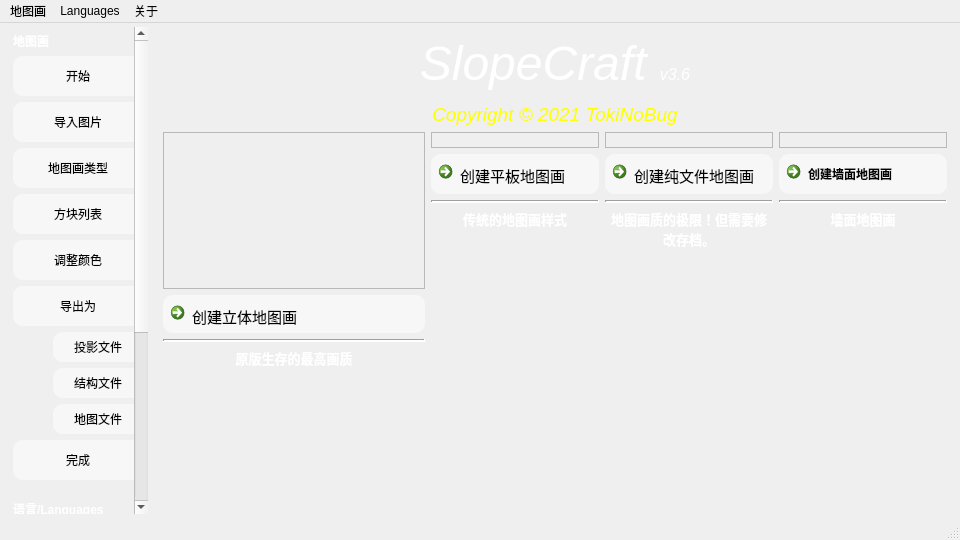
Qt form SlopeCraftMain/others/mainwindow.ui (SlopeCraft/SlopeCraft) before a commit.
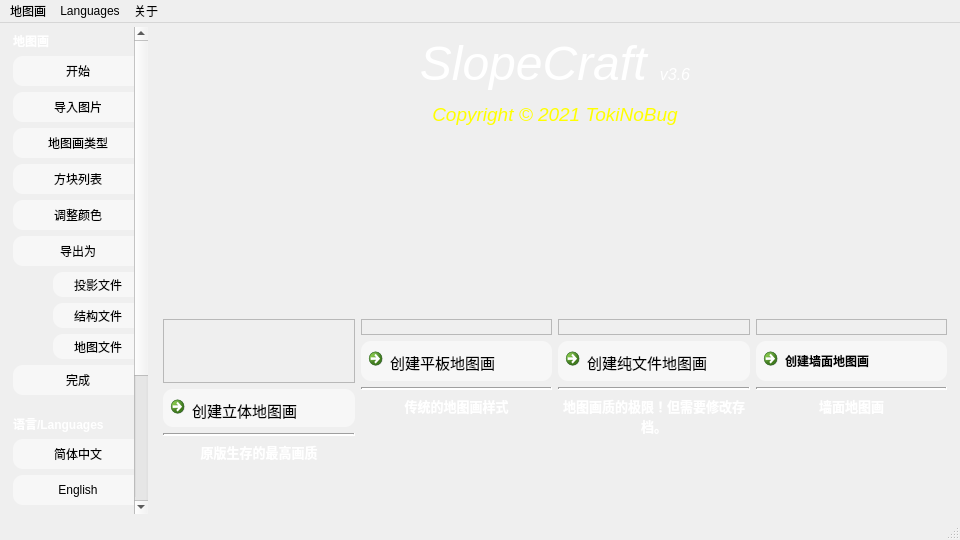
The same form after that commit. Icons and pictures are not drawn.

Diff of the .ui file:
```diff
--- a/SlopeCraftMain/others/mainwindow.ui
+++ b/SlopeCraftMain/others/mainwindow.ui
@@ -25,8 +25,8 @@
   </property>
   <property name="maximumSize">
    <size>
-    <width>2215</width>
-    <height>1246</height>
+    <width>16777215</width>
+    <height>16777215</height>
    </size>
   </property>
   <property name="font">
@@ -155,9 +155,9 @@
        <property name="geometry">
         <rect>
          <x>0</x>
-         <y>0</y>
+         <y>-185</y>
          <width>152</width>
-         <height>774</height>
+         <height>675</height>
         </rect>
        </property>
        <property name="sizePolicy">
@@ -213,7 +213,7 @@
           <property name="minimumSize">
            <size>
             <width>100</width>
-            <height>40</height>
+            <height>30</height>
            </size>
           </property>
           <property name="text">
@@ -230,7 +230,7 @@
           <property name="minimumSize">
            <size>
             <width>100</width>
-            <height>40</height>
+            <height>30</height>
            </size>
           </property>
           <property name="text">
@@ -250,7 +250,7 @@
           <property name="minimumSize">
            <size>
             <width>100</width>
-            <height>40</height>
+            <height>30</height>
            </size>
           </property>
           <property name="accessibleName">
@@ -270,7 +270,7 @@
           <property name="minimumSize">
            <size>
             <width>100</width>
-            <height>40</height>
+            <height>30</height>
            </size>
           </property>
           <property name="text">
@@ -287,7 +287,7 @@
           <property name="minimumSize">
            <size>
             <width>100</width>
-            <height>40</height>
+            <height>30</height>
            </size>
           </property>
           <property name="text">
@@ -304,7 +304,7 @@
           <property name="minimumSize">
            <size>
             <width>100</width>
-            <height>40</height>
+            <height>30</height>
            </size>
           </property>
           <property name="text">
@@ -332,7 +332,7 @@
             <property name="minimumSize">
              <size>
               <width>90</width>
-              <height>30</height>
+              <height>25</height>
              </size>
             </property>
             <property name="text">
@@ -351,7 +351,7 @@
             <property name="minimumSize">
              <size>
               <width>90</width>
-              <height>30</height>
+              <height>25</height>
              </size>
             </property>
             <property name="text">
@@ -377,7 +377,7 @@
             <property name="minimumSize">
              <size>
               <width>90</width>
-              <height>30</height>
+              <height>25</height>
              </size>
             </property>
             <property name="text">
@@ -392,7 +392,7 @@
           <property name="minimumSize">
            <size>
             <width>100</width>
-            <height>40</height>
+            <height>30</height>
            </size>
           </property>
           <property name="text">
@@ -416,7 +416,7 @@
           <property name="minimumSize">
            <size>
             <width>0</width>
-            <height>40</height>
+            <height>30</height>
            </size>
           </property>
           <property name="text">
@@ -429,7 +429,7 @@
           <property name="minimumSize">
            <size>
             <width>0</width>
-            <height>40</height>
+            <height>30</height>
            </size>
           </property>
           <property name="text">
@@ -449,7 +449,7 @@
           <property name="minimumSize">
            <size>
             <width>0</width>
-            <height>40</height>
+            <height>30</height>
            </size>
           </property>
           <property name="text">
@@ -462,7 +462,7 @@
           <property name="minimumSize">
            <size>
             <width>0</width>
-            <height>40</height>
+            <height>30</height>
            </size>
           </property>
           <property name="text">
@@ -470,12 +470,25 @@
           </property>
          </widget>
         </item>
+        <item>
+         <widget class="QPushButton" name="pushButton">
+          <property name="minimumSize">
+           <size>
+            <width>0</width>
+            <height>30</height>
+           </size>
+          </property>
+          <property name="text">
+           <string>检查更新</string>
+          </property>
+         </widget>
+        </item>
         <item>
          <widget class="QPushButton" name="reportBugs">
           <property name="minimumSize">
            <size>
             <width>0</width>
-            <height>40</height>
+            <height>30</height>
            </size>
           </property>
           <property name="text">
@@ -594,27 +607,8 @@
         <string notr="true"/>
        </property>
        <layout class="QGridLayout" name="gridLayout_9" columnstretch="1,0">
-        <item row="0" column="0" colspan="2">
-         <widget class="QLabel" name="label_21">
-          <property name="contextMenuPolicy">
-           <enum>Qt::DefaultContextMenu</enum>
-          </property>
-          <property name="accessibleName">
-           <string notr="true"/>
-          </property>
-          <property name="accessibleDescription">
-           <string notr="true"/>
-          </property>
-          <property name="styleSheet">
-           <string notr="true">font: 9pt &quot;Tekton Pro&quot;;</string>
-          </property>
-          <property name="text">
-           <string notr="true">&lt;html&gt;&lt;head/&gt;&lt;body&gt;&lt;p align=&quot;center&quot;&gt;&lt;span style=&quot; font-size:36pt; font-style:italic; color:#ffffff;&quot;&gt;SlopeCraft &lt;/span&gt;&lt;span style=&quot; font-size:12pt; font-style:italic; color:#ffffff;&quot;&gt;v3.6&lt;/span&gt;&lt;/p&gt;&lt;p align=&quot;center&quot;&gt;&lt;span style=&quot; font-size:14pt; font-style:italic; color:#ffff00;&quot;&gt;Copyright © 2021 TokiNoBug&lt;/span&gt;&lt;/p&gt;&lt;/body&gt;&lt;/html&gt;</string>
-          </property>
-         </widget>
-        </item>
-        <item row="1" column="0" colspan="2">
-         <layout class="QGridLayout" name="gridLayout_8" columnstretch="1,0,0,0,0">
+        <item row="2" column="0" colspan="2">
+         <layout class="QGridLayout" name="gridLayout_8" columnstretch="0,0,0,0,0">
           <property name="topMargin">
            <number>0</number>
           </property>
@@ -696,7 +690,7 @@
             <item>
              <widget class="QLabel" name="label_27">
               <property name="sizePolicy">
-               <sizepolicy hsizetype="Preferred" vsizetype="Expanding">
+               <sizepolicy hsizetype="Expanding" vsizetype="Expanding">
                 <horstretch>0</horstretch>
                 <verstretch>0</verstretch>
                </sizepolicy>
@@ -786,7 +780,7 @@
             <item>
              <widget class="QLabel" name="label_22">
               <property name="sizePolicy">
-               <sizepolicy hsizetype="Preferred" vsizetype="Expanding">
+               <sizepolicy hsizetype="Expanding" vsizetype="Expanding">
                 <horstretch>0</horstretch>
                 <verstretch>0</verstretch>
                </sizepolicy>
@@ -873,7 +867,7 @@
             <item>
              <widget class="QLabel" name="label_23">
               <property name="sizePolicy">
-               <sizepolicy hsizetype="Preferred" vsizetype="Expanding">
+               <sizepolicy hsizetype="Expanding" vsizetype="Expanding">
                 <horstretch>0</horstretch>
                 <verstretch>0</verstretch>
                </sizepolicy>
@@ -956,7 +950,7 @@
             <item>
              <widget class="QLabel" name="label_40">
               <property name="sizePolicy">
-               <sizepolicy hsizetype="Preferred" vsizetype="Expanding">
+               <sizepolicy hsizetype="Expanding" vsizetype="Expanding">
                 <horstretch>0</horstretch>
                 <verstretch>0</verstretch>
                </sizepolicy>
@@ -973,6 +967,38 @@
           </item>
          </layout>
         </item>
+        <item row="0" column="0" colspan="2">
+         <widget class="QLabel" name="label_21">
+          <property name="contextMenuPolicy">
+           <enum>Qt::DefaultContextMenu</enum>
+          </property>
+          <property name="accessibleName">
+           <string notr="true"/>
+          </property>
+          <property name="accessibleDescription">
+           <string notr="true"/>
+          </property>
+          <property name="styleSheet">
+           <string notr="true">font: 9pt &quot;Tekton Pro&quot;;</string>
+          </property>
+          <property name="text">
+           <string notr="true">&lt;html&gt;&lt;head/&gt;&lt;body&gt;&lt;p align=&quot;center&quot;&gt;&lt;span style=&quot; font-size:36pt; font-style:italic; color:#ffffff;&quot;&gt;SlopeCraft &lt;/span&gt;&lt;span style=&quot; font-size:12pt; font-style:italic; color:#ffffff;&quot;&gt;v3.6&lt;/span&gt;&lt;/p&gt;&lt;p align=&quot;center&quot;&gt;&lt;span style=&quot; font-size:14pt; font-style:italic; color:#ffff00;&quot;&gt;Copyright © 2021 TokiNoBug&lt;/span&gt;&lt;/p&gt;&lt;/body&gt;&lt;/html&gt;</string>
+          </property>
+         </widget>
+        </item>
+        <item row="1" column="0">
+         <spacer name="verticalSpacer_5">
+          <property name="orientation">
+           <enum>Qt::Vertical</enum>
+          </property>
+          <property name="sizeHint" stdset="0">
+           <size>
+            <width>20</width>
+            <height>40</height>
+           </size>
+          </property>
+         </spacer>
+        </item>
        </layout>
       </widget>
       <widget class="QWidget" name="PageImPic">
```
